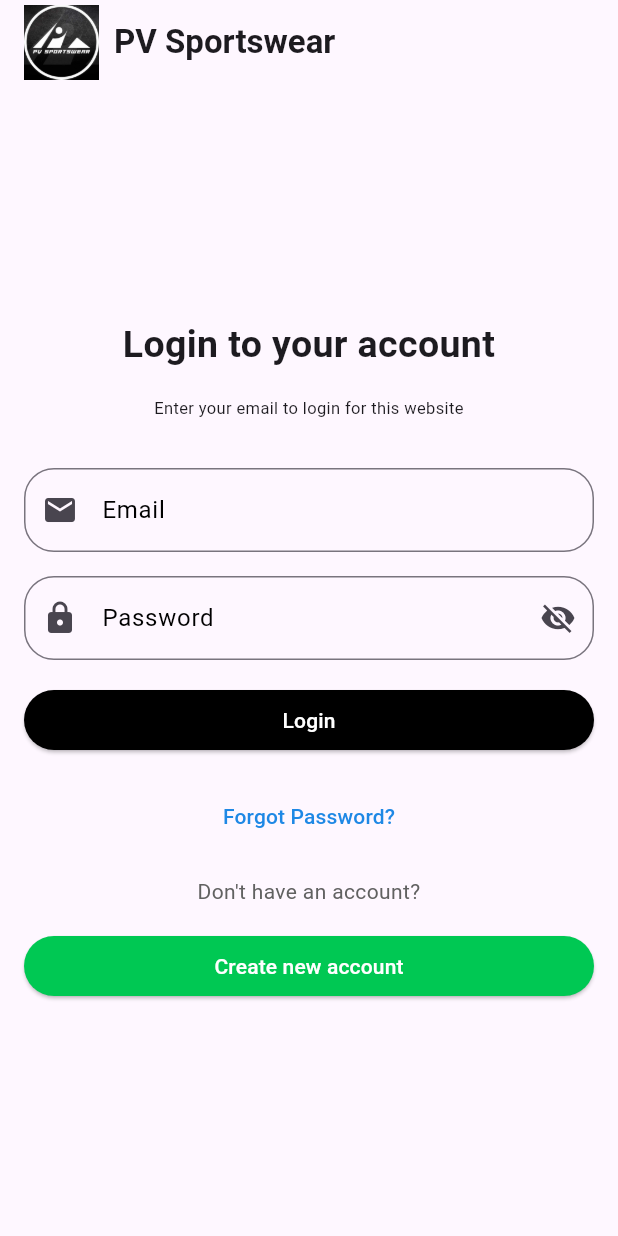
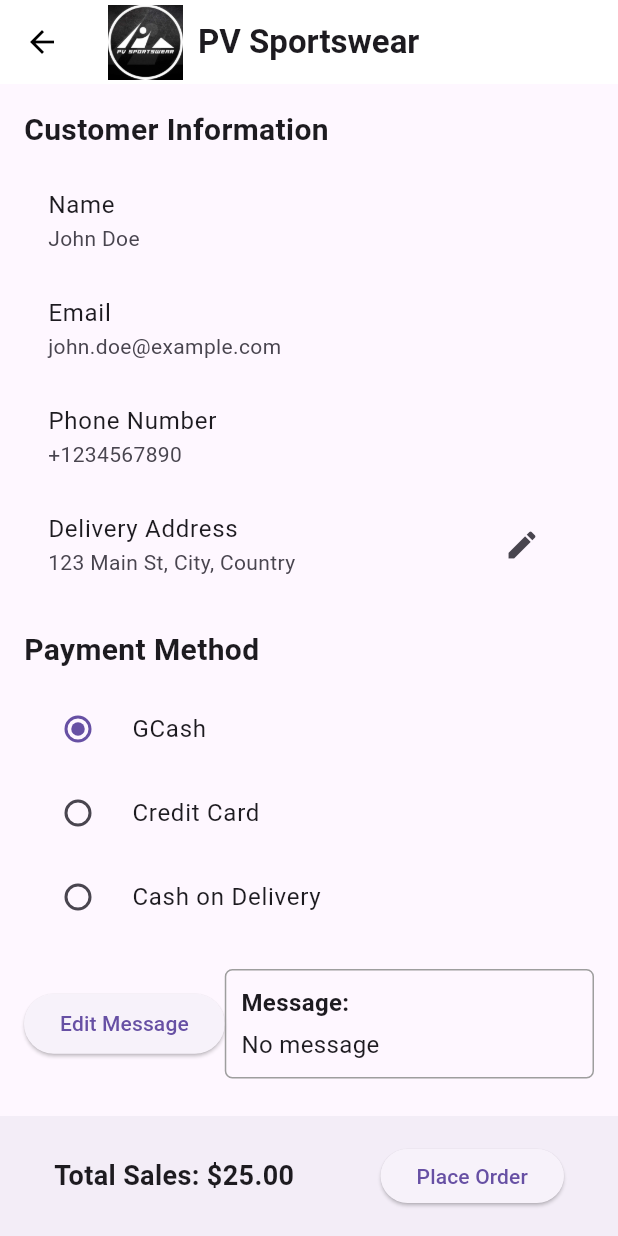
Before and after one commit to Franze18/PVS_Front_End, a Flutter app: the screen it shows after launch, on a phone screen of 412 x 824 dp. Run offline on Flutter 3.47's test engine with Material 3 defaults, Android fonts, the phone set to English and light mode, and no system bars.

Commit message:
creating order details

```diff
--- a/lib/main.dart
+++ b/lib/main.dart
@@ -4,15 +4,19 @@ import 'package:pvsfronend/pages/Login.dart';
 import 'package:pvsfronend/pages/Signup.dart';
 import 'package:pvsfronend/pages/Dashboard.dart';
 import 'package:pvsfronend/pages/profile.dart';
+import 'package:pvsfronend/pages/Orderdetails.dart';
+
+
 void main() => runApp(MaterialApp(
 
-  initialRoute:'/login',
-
+  initialRoute:'/order',
   routes:{
     '/signup':(context)=>Signup(),
     '/login' : (context) =>Login(),
     '/dashboard' : (context) =>Dashboard(),
-    '/cart' : (context) => MyHomePage(),
+    '/cart' : (context) => Cart(),
     '/profile' : (context) => Profile(),
+    '/order' : (context) => OrderDetailsPage(),
+
   },
 ));
--- /dev/null
+++ b/lib/pages/Orderdetails.dart
@@ -0,0 +1,337 @@
+import 'package:flutter/material.dart';
+import 'package:pvsfronend/pages/Dashboard.dart';
+
+
+class OrderDetailsPage extends StatefulWidget {
+  const OrderDetailsPage({Key? key}) : super(key: key);
+  @override
+  State<OrderDetailsPage> createState() => _OrderDetailsPageState();
+}
+
+class _OrderDetailsPageState extends State<OrderDetailsPage> {
+  // Customer information (can be replaced with dynamic data or retrieved from another source)
+  String customerName = 'John Doe';
+  String customerEmail = 'john.doe@example.com';
+  String customerPhoneNumber = '+1234567890';
+  String deliveryAddress = '123 Main St, City, Country';
+  String message = '';
+
+  // Payment method selection
+  String selectedPaymentMethod = 'GCash';
+
+  // Sample order data (can be replaced with dynamic data or retrieved from another source)
+  List<OrderItem> orderItems = [
+    OrderItem(itemName: 'Item 1', quantity: 2, price: 10.0),
+    OrderItem(itemName: 'Item 2', quantity: 1, price: 5.0),
+  ];
+  double totalAmount = 25.0;
+
+  TextEditingController _messageController = TextEditingController();
+
+  @override
+  void initState() {
+    super.initState();
+    _messageController.text = message;
+  }
+
+  @override
+  void dispose() {
+    _messageController.dispose();
+    super.dispose();
+  }
+
+  @override
+  Widget build(BuildContext context) {
+    return Scaffold(
+      appBar: AppBar(
+        backgroundColor: Colors.white,
+        elevation: 0,
+        leading: Builder(
+          builder: (context) => IconButton(
+            icon: Icon(Icons.arrow_back, color: Colors.black),
+            onPressed: () {
+              Navigator.pushReplacementNamed(context, '/cart');
+            },
+          ),
+        ),
+        title: Row(
+          children: [
+            Image.asset(
+              'assets/pvlogo.jpg',
+              height: 50.0,
+              width: 50.0,
+            ),
+            SizedBox(width: 10.0),
+            Text(
+              'PV Sportswear',
+              style: TextStyle(fontWeight: FontWeight.bold),
+            ),
+          ],
+        )
+      ),
+      body: SingleChildScrollView(
+        padding: const EdgeInsets.all(16.0),
+        child: Column(
+          crossAxisAlignment: CrossAxisAlignment.start,
+          children: [
+            Text(
+              'Customer Information',
+              style: TextStyle(fontSize: 20, fontWeight: FontWeight.bold),
+            ),
+            SizedBox(height: 10),
+            _buildInfoTile('Name', customerName),
+            _buildInfoTile('Email', customerEmail),
+            _buildInfoTile('Phone Number', customerPhoneNumber),
+            _buildInfoTile('Delivery Address', deliveryAddress,
+                trailingIcon: Icons.edit, onTap: () {
+                  _editDeliveryAddress();
+                }),
+            SizedBox(height: 20),
+            Text(
+              'Payment Method',
+              style: TextStyle(fontSize: 20, fontWeight: FontWeight.bold),
+            ),
+            SizedBox(height: 10),
+            _buildPaymentMethodTile('GCash'),
+            _buildPaymentMethodTile('Credit Card'),
+            _buildPaymentMethodTile('Cash on Delivery'),
+            SizedBox(height: 20),
+            Row(
+              mainAxisAlignment: MainAxisAlignment.spaceBetween,
+              children: [
+                ElevatedButton(
+                  onPressed: () {
+                    _showMessagePopup();
+                  },
+                  child: Text('Edit Message'),
+                ),
+                Expanded(
+                  child: Container(
+                    padding: EdgeInsets.all(10),
+                    decoration: BoxDecoration(
+                      border: Border.all(color: Colors.grey),
+                      borderRadius: BorderRadius.circular(5),
+                    ),
+                    child: Column(
+                      crossAxisAlignment: CrossAxisAlignment.start,
+                      children: [
+                        Text(
+                          'Message:',
+                          style: TextStyle(
+                              fontSize: 16, fontWeight: FontWeight.bold),
+                        ),
+                        SizedBox(height: 5),
+                        Text(
+                          message.isEmpty ? 'No message' : message,
+                          style: TextStyle(fontSize: 16),
+                        ),
+                      ],
+                    ),
+                  ),
+                ),
+              ],
+            ),
+          ],
+        ),
+      ),
+      bottomNavigationBar: BottomAppBar(
+        child: Container(
+          padding: EdgeInsets.symmetric(vertical: 10, horizontal: 20),
+          child: Row(
+            mainAxisAlignment: MainAxisAlignment.spaceBetween,
+            children: [
+              Text(
+                'Total Sales: \$${totalAmount.toStringAsFixed(2)}',
+                style: TextStyle(fontSize: 18, fontWeight: FontWeight.bold),
+              ),
+              ElevatedButton(
+                onPressed: () {
+                  _placeOrder();
+                },
+                child: Text('Place Order'),
+              ),
+            ],
+          ),
+        ),
+      ),
+    );
+  }
+
+  Widget _buildInfoTile(String title, String value,
+      {IconData? trailingIcon, VoidCallback? onTap}) {
+    return ListTile(
+      title: Text(title),
+      subtitle: Text(value),
+      trailing: trailingIcon != null
+          ? IconButton(
+        icon: Icon(trailingIcon),
+        onPressed: onTap,
+      )
+          : null,
+    );
+  }
+
+  Widget _buildPaymentMethodTile(String method) {
+    return RadioListTile<String>(
+      title: Text(method),
+      value: method,
+      groupValue: selectedPaymentMethod,
+      onChanged: (value) {
+        setState(() {
+          selectedPaymentMethod = value!;
+        });
+      },
+    );
+  }
+
+  void _showMessagePopup() {
+    showDialog(
+      context: context,
+      builder: (BuildContext context) {
+        return AlertDialog(
+          title: Text('Edit Message'),
+          content: TextField(
+            controller: _messageController,
+            onChanged: (value) {
+              setState(() {
+                message = value;
+              });
+            },
+            decoration: InputDecoration(
+              hintText: 'Write your message here...',
+              border: OutlineInputBorder(),
+            ),
+          ),
+          actions: [
+            TextButton(
+              onPressed: () {
+                Navigator.of(context).pop();
+              },
+              child: Text('Close'),
+            ),
+            TextButton(
+              onPressed: () {
+                setState(() {
+                  message = _messageController.text;
+                });
+                Navigator.of(context).pop();
+              },
+              child: Text('Save'),
+            ),
+          ],
+        );
+      },
+    );
+  }
+
+  void _placeOrder() {
+    // Implement your place order logic here
+    print('Placing order...');
+
+    // Navigate to OrderConfirmationPage after placing order
+    Navigator.of(context).pushReplacement(
+      MaterialPageRoute(
+        builder: (context) => OrderConfirmationPage(),
+      ),
+    );
+  }
+
+  void _editDeliveryAddress() {
+    showModalBottomSheet(
+      context: context,
+      builder: (BuildContext context) {
+        return Container(
+          padding: EdgeInsets.all(16),
+          child: Column(
+            mainAxisSize: MainAxisSize.min,
+            crossAxisAlignment: CrossAxisAlignment.start,
+            children: [
+              Text(
+                'Edit Delivery Address',
+                style: TextStyle(fontSize: 20, fontWeight: FontWeight.bold),
+              ),
+              SizedBox(height: 10),
+              TextField(
+                decoration: InputDecoration(
+                  labelText: 'Delivery Address',
+                  border: OutlineInputBorder(),
+                ),
+                onChanged: (value) {
+                  setState(() {
+                    deliveryAddress = value;
+                  });
+                },
+              ),
+              SizedBox(height: 10),
+              ElevatedButton(
+                onPressed: () {
+                  Navigator.of(context).pop();
+                },
+                child: Text('Save'),
+              ),
+            ],
+          ),
+        );
+      },
+    );
+  }
+}
+
+class OrderItem {
+  final String itemName;
+  final int quantity;
+  final double price;
+
+  OrderItem({
+    required this.itemName,
+    required this.quantity,
+    required this.price,
+  });
+}
+
+class OrderConfirmationPage extends StatelessWidget {
+  @override
+  Widget build(BuildContext context) {
+    return Scaffold(
+      appBar: AppBar(
+        title: Text('Order Confirmation'),
+      ),
+      body: Center(
+        child: Column(
+          mainAxisAlignment: MainAxisAlignment.center,
+          children: [
+            Icon(
+              Icons.check_circle,
+              size: 150,
+              color: Colors.black45,
+            ),
+            SizedBox(height: 20),
+            Text(
+              'Thank you for your purchase!',
+              style: TextStyle(fontSize: 20, fontWeight: FontWeight.bold),
+            ),
+            SizedBox(height: 20),
+            ElevatedButton(
+              onPressed: () {
+                Navigator.of(context).pushAndRemoveUntil(
+                  MaterialPageRoute(
+                    builder: (context) => Dashboard(),
+                  ),
+                      (route) => false,
+                );
+              },
+              child: Text('Back to Dashboard'),
+
+            ),
+          ],
+        ),
+      ),
+    );
+  }
+}
+
+void main() {
+  runApp(MaterialApp(
+    home: OrderDetailsPage(),
+  ));
+}
```
Also changed, not shown: lib/pages/Cart.dart (+36 -209 lines).
